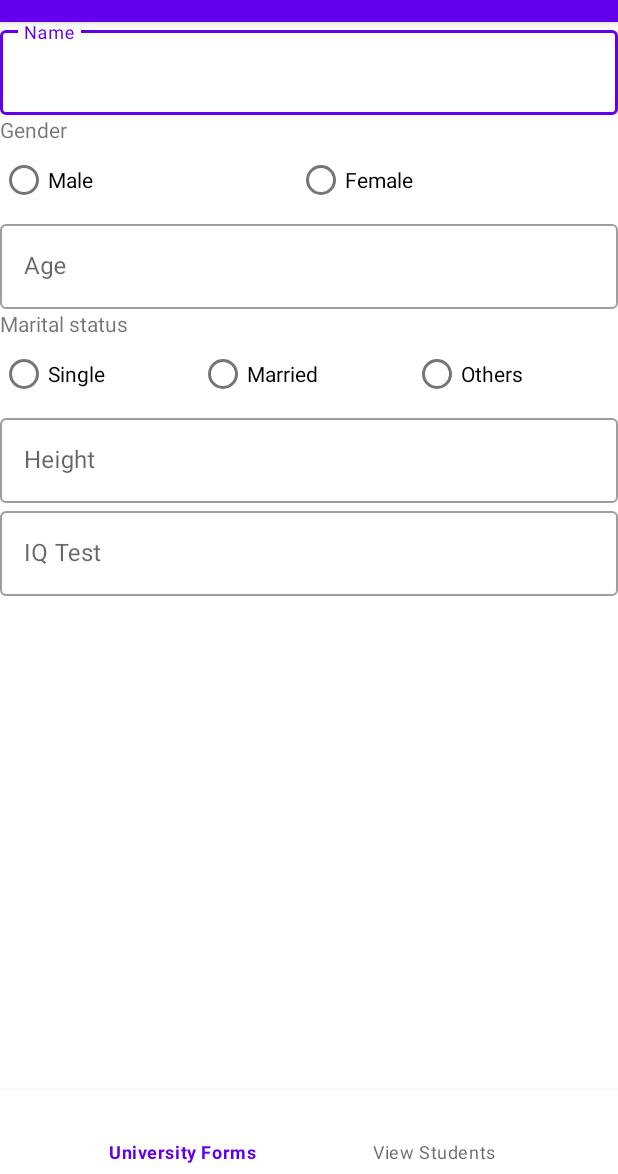
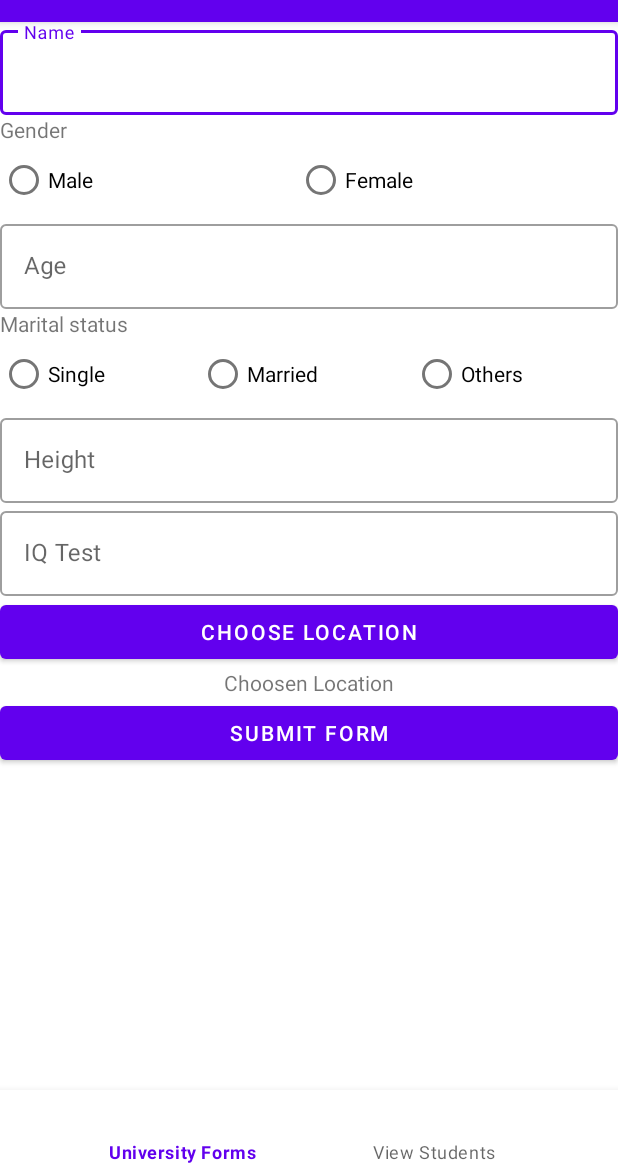
Before and after one commit to JAPHETHNYARANGA/Tenakata, an Android app: the screen it shows after launch once a user with an empty profile is signed in (MainActivity), on a phone screen of 412 x 824 dp, the part 62-1236 px from its top. Run offline under Robolectric (Android 15) with nearby library versions, the phone set to English and light mode, and no system bars; our stand-ins replace Firebase (no records; nobody signed in at launch, a user with empty details on screens opened directly), navigation-ui; 1 statement that could not run was skipped.

Commit message:
Added maps button and text view

```diff
--- a/app/src/main/res/layout/fragment_form_fragnment.xml
+++ b/app/src/main/res/layout/fragment_form_fragnment.xml
@@ -99,6 +99,22 @@
                android:layout_height="wrap_content"
                android:inputType="number"/>
        </com.google.android.material.textfield.TextInputLayout>
+
+       <com.google.android.material.button.MaterialButton
+           android:layout_width="match_parent"
+           android:layout_height="wrap_content"
+           android:text="Choose Location" />
+
+        <TextView
+            android:layout_width="match_parent"
+            android:layout_height="wrap_content"
+            android:text="Choosen Location"
+            android:gravity="center_horizontal"/>
+
+       <com.google.android.material.button.MaterialButton
+           android:layout_width="match_parent"
+           android:layout_height="wrap_content"
+           android:text="Submit Form" />
    </LinearLayout>
 
 </RelativeLayout>
```
